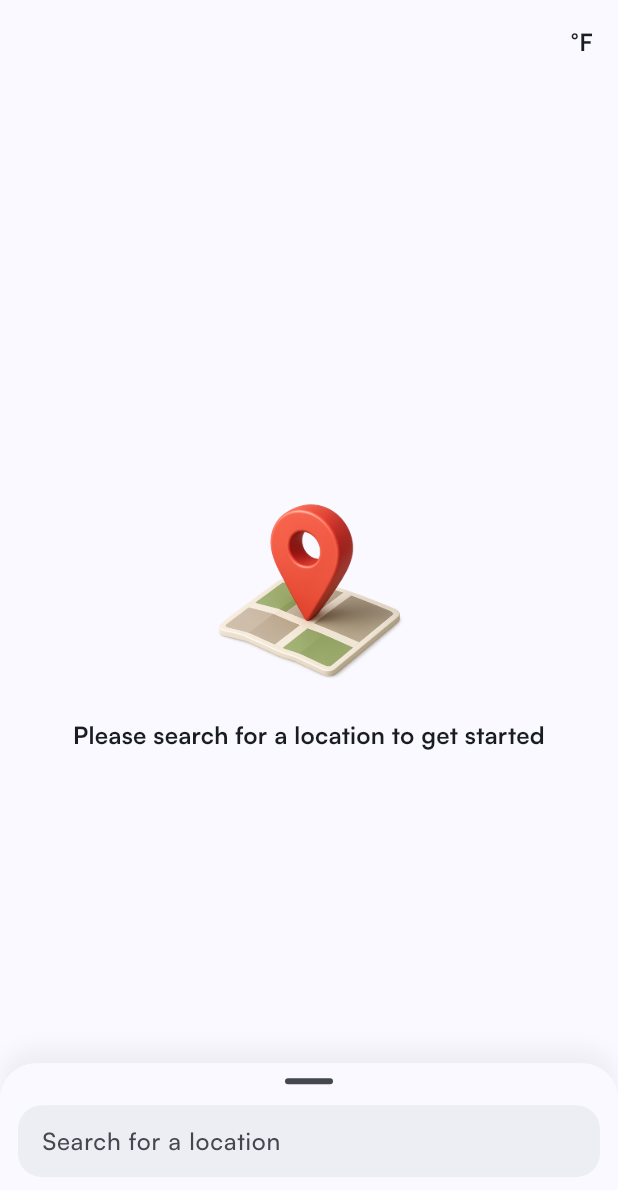
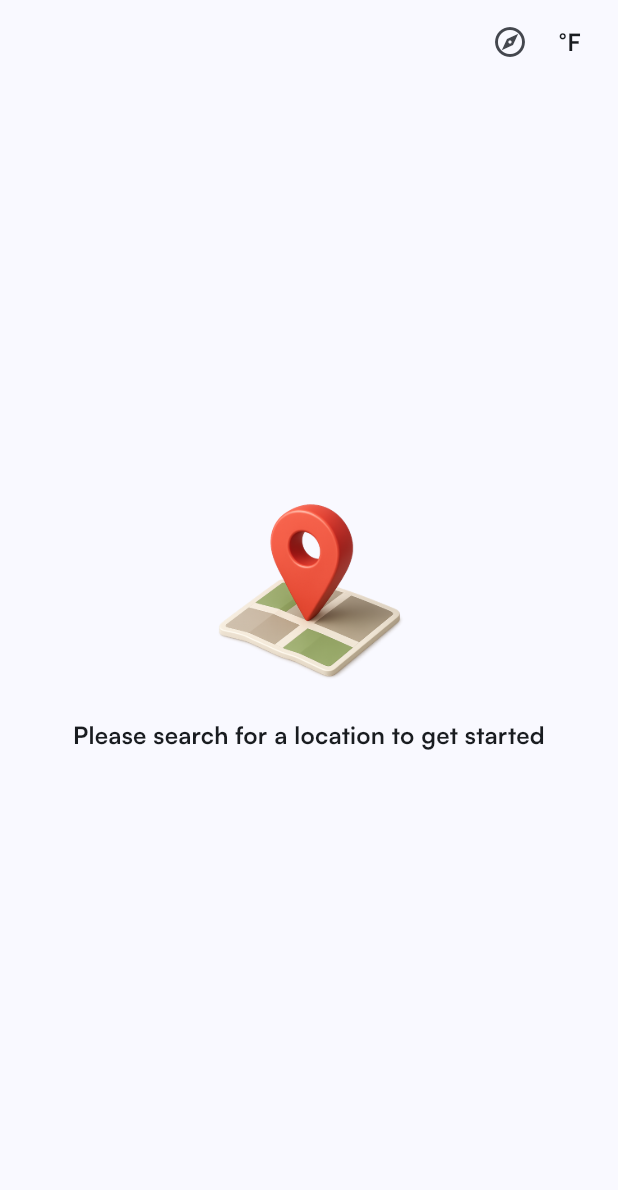
Before and after one commit to MohamedAskar/weather-task, a Flutter app: the screen it shows after launch, on a phone screen of 412 x 824 dp. Shown: the top 1190 px of the screen. Run offline on Flutter 3.47's test engine with Material 3 defaults, Android fonts, the phone set to English and light mode, and no system bars; our stand-ins replace dio, flutter_dotenv, flutter_riverpod, freezed_annotation, riverpod_annotation, shared_preferences; generated files the repository leaves out were written again.

Commit message:
Refactor search sheet and layout, add bounded layout widget

```diff
--- /dev/null
+++ b/lib/core/constants/dimensions.dart
@@ -0,0 +1,4 @@
+class Dimensions {
+  static const double viewMaxWidth = 680;
+  static const double sheetMaxWidth = 600;
+}
--- a/lib/screens/home/home_screen.dart
+++ b/lib/screens/home/home_screen.dart
@@ -1,5 +1,6 @@
 import 'package:flutter/material.dart';
 import 'package:flutter_riverpod/flutter_riverpod.dart';
+import 'package:weather/core/constants/dimensions.dart';
 import 'package:weather/core/extensions/context.dart';
 import 'package:weather/models/unit.dart';
 import 'package:weather/screens/home/widgets/unit_icon_button.dart';
@@ -12,6 +13,7 @@ import 'controller/home_controller.dart';
 import 'widgets/current_location.dart';
 import 'views/location_search_sheet.dart';
 import 'views/weather_view.dart';
+import 'widgets/search_icon_button.dart';
 
 class HomeScreen extends ConsumerStatefulWidget {
   const HomeScreen({super.key});
@@ -84,7 +86,13 @@ class _HomeScreenState extends ConsumerState<HomeScreen> {
           title: lastLocation != null
               ? CurrentLocation(location: lastLocation)
               : const SizedBox.shrink(),
-          actions: [UnitIconButton(onUnitChange: onUnitChange)],
+          actions: [
+            const SearchIconButton(),
+            Padding(
+              padding: const EdgeInsetsDirectional.only(end: 12),
+              child: UnitIconButton(onUnitChange: onUnitChange),
+            ),
+          ],
         ),
         body: Stack(
           children: [
@@ -118,7 +126,12 @@ class _HomeScreenState extends ConsumerState<HomeScreen> {
                 );
               },
             ),
-            const LocationSearchSheet(),
+            Center(
+              child: Container(
+                constraints: BoxConstraints(maxWidth: Dimensions.sheetMaxWidth),
+                child: LocationSearchSheet(),
+              ),
+            ),
           ],
         ),
       ),
--- a/lib/screens/home/views/location_search_sheet.dart
+++ b/lib/screens/home/views/location_search_sheet.dart
@@ -26,13 +26,9 @@ class LocationSearchSheet extends ConsumerWidget {
           .onSearchChanged(searchText, languageCode: languageCode);
     }
 
-    void onSearchTap() {
-      ref.read(homeControllerProvider.notifier).onSearchFieldTap();
-    }
-
     return DraggableScrollableSheet(
-      initialChildSize: 0.15,
-      minChildSize: 0.15,
+      initialChildSize: 0,
+      minChildSize: 0,
       maxChildSize: 1,
       snap: true,
       controller: scrollController,
@@ -69,7 +65,6 @@ class LocationSearchSheet extends ConsumerWidget {
                     pinned: true,
                     delegate: SliverSearchBar(
                       controller: searchController,
-                      onTap: onSearchTap,
                       onChanged: onSearchChanged,
                       focusNode: focusNode,
                     ),
--- a/lib/screens/home/views/weather_view.dart
+++ b/lib/screens/home/views/weather_view.dart
@@ -3,6 +3,7 @@ import 'package:flutter_riverpod/flutter_riverpod.dart';
 import 'package:weather/core/extensions/context.dart';
 import 'package:weather/models/forecast_response.dart';
 import 'package:weather/models/weather.dart';
+import 'package:weather/widgets/bounded_scrollable_layout.dart';
 
 import '../widgets/current_weather.dart';
 import '../widgets/weather_forecast.dart';
@@ -28,9 +29,8 @@ class WeatherView extends ConsumerWidget {
     return RefreshIndicator(
       color: context.colorScheme.onSurface,
       onRefresh: onRefresh,
-      child: SingleChildScrollView(
+      child: BoundedScrollableLayout(
         padding: EdgeInsets.only(bottom: 120),
-        physics: const AlwaysScrollableScrollPhysics(),
         child: SafeArea(
           child: Column(
             spacing: 24,
--- a/lib/screens/home/widgets/current_location.dart
+++ b/lib/screens/home/widgets/current_location.dart
@@ -14,7 +14,7 @@ class CurrentLocation extends StatelessWidget {
     return Row(
       spacing: 4,
       children: [
-        Icon(Icons.explore_outlined, size: 32),
+        Icon(Icons.fmd_good_outlined, size: 32),
         Text(
           location.getLocalName(languageCode),
           style: context.textTheme.headlineLarge?.bold,
--- a/lib/screens/home/widgets/persistent_search_bar.dart
+++ b/lib/screens/home/widgets/persistent_search_bar.dart
@@ -5,13 +5,11 @@ import 'package:weather/core/extensions/text_style.dart';
 class SliverSearchBar extends SliverPersistentHeaderDelegate {
   SliverSearchBar({
     required this.controller,
-    required this.onTap,
     required this.onChanged,
     this.focusNode,
   });
 
   final TextEditingController controller;
-  final VoidCallback onTap;
   final ValueChanged<String> onChanged;
   final FocusNode? focusNode;
 
@@ -26,7 +24,6 @@ class SliverSearchBar extends SliverPersistentHeaderDelegate {
       child: TextFormField(
         focusNode: focusNode,
         controller: controller,
-        onTap: onTap,
         style: context.textTheme.bodyLarge?.semibold,
         onChanged: onChanged,
         textInputAction: TextInputAction.search,
--- /dev/null
+++ b/lib/screens/home/widgets/search_icon_button.dart
@@ -0,0 +1,19 @@
+import 'package:flutter/material.dart';
+import 'package:flutter_riverpod/flutter_riverpod.dart';
+
+import '../controller/home_controller.dart';
+
+class SearchIconButton extends ConsumerWidget {
+  const SearchIconButton({super.key});
+
+  @override
+  Widget build(BuildContext context, WidgetRef ref) {
+    return IconButton(
+      visualDensity: VisualDensity.compact,
+      onPressed: () {
+        ref.read(homeControllerProvider.notifier).openSearchSheet();
+      },
+      icon: const Icon(Icons.explore_outlined, size: 24),
+    );
+  }
+}
--- a/lib/screens/home/widgets/unit_icon_button.dart
+++ b/lib/screens/home/widgets/unit_icon_button.dart
@@ -22,6 +22,7 @@ class UnitIconButton extends ConsumerWidget {
 
     return IconButton(
       onPressed: onPressed,
+      visualDensity: VisualDensity.compact,
       icon: Text(nextUnit.symbol, style: context.textTheme.bodyLarge?.bold),
     );
   }
--- a/lib/screens/home/widgets/weather_properties.dart
+++ b/lib/screens/home/widgets/weather_properties.dart
@@ -28,6 +28,7 @@ class WeatherProperties extends ConsumerWidget {
       padding: EdgeInsets.symmetric(horizontal: 24),
       mainAxisSpacing: 24,
       crossAxisSpacing: 24,
+      childAspectRatio: 1.15,
       children: [
         if (windSpeed != null)
           WeatherProperty(
```
Also changed, not shown: lib/main.dart (+8 -0 lines), lib/screens/home/controller/home_controller.dart (+6 -10 lines), lib/widgets/bounded_scrollable_layout.dart (added, +30 -0 lines), lib/widgets/weather_property.dart (+10 -10 lines), 1 other file.
